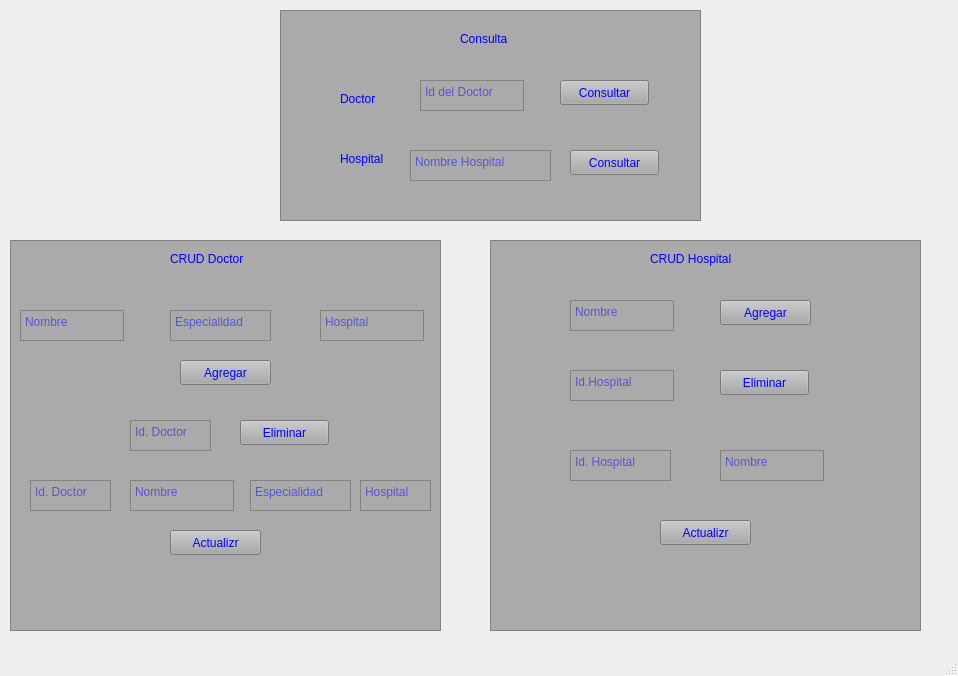
First picture: the form in gui/ventana.ui, repository nicolasae/ClienteServidor-Proyecto-3, before the edit.
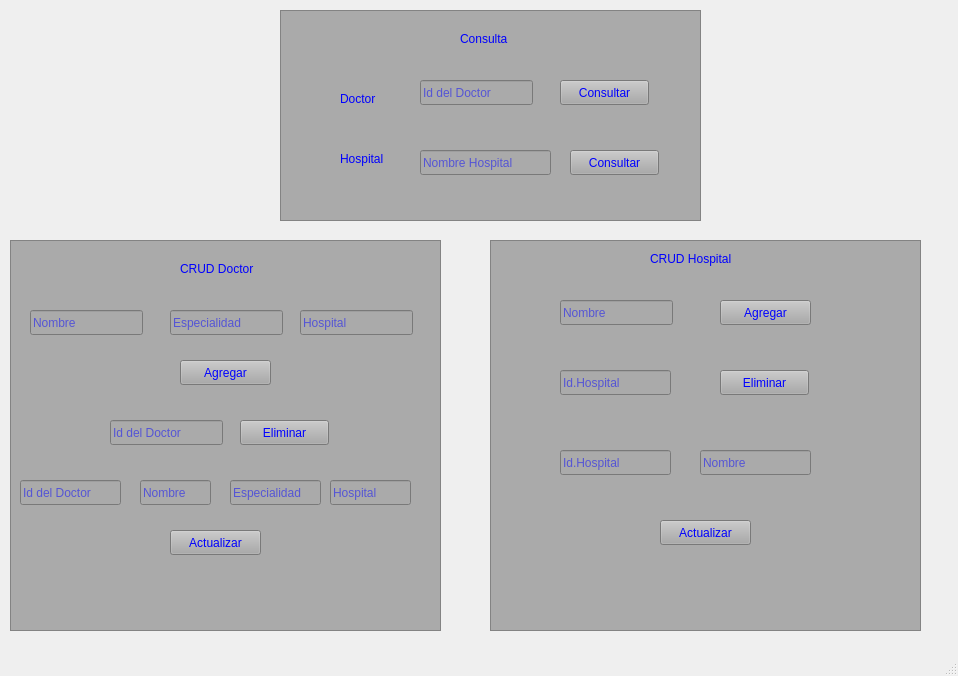
Second picture: the form after the edit.

What changed in the file:
```diff
--- a/gui/ventana.ui
+++ b/gui/ventana.ui
@@ -51,20 +51,7 @@
       <string>Consultar</string>
      </property>
     </widget>
-    <widget class="QTextEdit" name="textEdit">
-     <property name="geometry">
-      <rect>
-       <x>140</x>
-       <y>70</y>
-       <width>104</width>
-       <height>31</height>
-      </rect>
-     </property>
-     <property name="placeholderText">
-      <string>Id del Doctor</string>
-     </property>
-    </widget>
-    <widget class="QLabel" name="label_2">
+    <widget class="QLabel" name="labelHospital">
      <property name="geometry">
       <rect>
        <x>60</x>
@@ -77,20 +64,7 @@
       <string>Hospital</string>
      </property>
     </widget>
-    <widget class="QTextEdit" name="textEdit_2">
-     <property name="geometry">
-      <rect>
-       <x>130</x>
-       <y>140</y>
-       <width>141</width>
-       <height>31</height>
-      </rect>
-     </property>
-     <property name="placeholderText">
-      <string>Nombre Hospital</string>
-     </property>
-    </widget>
-    <widget class="QLabel" name="label">
+    <widget class="QLabel" name="labelDoctor">
      <property name="geometry">
       <rect>
        <x>60</x>
@@ -129,6 +103,32 @@
       <string>Consulta</string>
      </property>
     </widget>
+    <widget class="QLineEdit" name="inputIdDoctorConsulta">
+     <property name="geometry">
+      <rect>
+       <x>140</x>
+       <y>70</y>
+       <width>113</width>
+       <height>25</height>
+      </rect>
+     </property>
+     <property name="placeholderText">
+      <string>Id del Doctor</string>
+     </property>
+    </widget>
+    <widget class="QLineEdit" name="inputNombreHospital">
+     <property name="geometry">
+      <rect>
+       <x>140</x>
+       <y>140</y>
+       <width>131</width>
+       <height>25</height>
+      </rect>
+     </property>
+     <property name="placeholderText">
+      <string>Nombre Hospital</string>
+     </property>
+    </widget>
    </widget>
    <widget class="QFrame" name="CRUD">
     <property name="geometry">
@@ -161,24 +161,11 @@
       <string>Agregar</string>
      </property>
     </widget>
-    <widget class="QTextEdit" name="textEdit_3">
+    <widget class="QLabel" name="tituloCRUDDoc">
      <property name="geometry">
       <rect>
-       <x>10</x>
-       <y>70</y>
-       <width>104</width>
-       <height>31</height>
-      </rect>
-     </property>
-     <property name="placeholderText">
-      <string>Nombre</string>
-     </property>
-    </widget>
-    <widget class="QLabel" name="label_6">
-     <property name="geometry">
-      <rect>
-       <x>160</x>
-       <y>10</y>
+       <x>170</x>
+       <y>20</y>
        <width>111</width>
        <height>17</height>
       </rect>
@@ -187,33 +174,7 @@
       <string>CRUD Doctor</string>
      </property>
     </widget>
-    <widget class="QTextEdit" name="textEdit_5">
-     <property name="geometry">
-      <rect>
-       <x>160</x>
-       <y>70</y>
-       <width>101</width>
-       <height>31</height>
-      </rect>
-     </property>
-     <property name="placeholderText">
-      <string>Especialidad</string>
-     </property>
-    </widget>
-    <widget class="QTextEdit" name="textEdit_6">
-     <property name="geometry">
-      <rect>
-       <x>310</x>
-       <y>70</y>
-       <width>104</width>
-       <height>31</height>
-      </rect>
-     </property>
-     <property name="placeholderText">
-      <string>Hospital</string>
-     </property>
-    </widget>
-    <widget class="QPushButton" name="pushButton_5">
+    <widget class="QPushButton" name="botonEliminarDoc">
      <property name="geometry">
       <rect>
        <x>230</x>
@@ -226,46 +187,7 @@
       <string>Eliminar</string>
      </property>
     </widget>
-    <widget class="QTextEdit" name="textEdit_7">
-     <property name="geometry">
-      <rect>
-       <x>120</x>
-       <y>180</y>
-       <width>81</width>
-       <height>31</height>
-      </rect>
-     </property>
-     <property name="placeholderText">
-      <string>Id. Doctor</string>
-     </property>
-    </widget>
-    <widget class="QTextEdit" name="textEdit_4">
-     <property name="geometry">
-      <rect>
-       <x>120</x>
-       <y>240</y>
-       <width>104</width>
-       <height>31</height>
-      </rect>
-     </property>
-     <property name="placeholderText">
-      <string>Nombre</string>
-     </property>
-    </widget>
-    <widget class="QTextEdit" name="textEdit_8">
-     <property name="geometry">
-      <rect>
-       <x>240</x>
-       <y>240</y>
-       <width>101</width>
-       <height>31</height>
-      </rect>
-     </property>
-     <property name="placeholderText">
-      <string>Especialidad</string>
-     </property>
-    </widget>
-    <widget class="QPushButton" name="pushButton_4">
+    <widget class="QPushButton" name="botonActualizarDoc">
      <property name="geometry">
       <rect>
        <x>160</x>
@@ -275,33 +197,111 @@
       </rect>
      </property>
      <property name="text">
-      <string>Actualizr</string>
+      <string>Actualizar</string>
      </property>
     </widget>
-    <widget class="QTextEdit" name="textEdit_9">
+    <widget class="QLineEdit" name="inputHospitalDoc">
      <property name="geometry">
       <rect>
-       <x>350</x>
-       <y>240</y>
-       <width>71</width>
-       <height>31</height>
+       <x>290</x>
+       <y>70</y>
+       <width>113</width>
+       <height>25</height>
       </rect>
      </property>
      <property name="placeholderText">
       <string>Hospital</string>
      </property>
     </widget>
-    <widget class="QTextEdit" name="textEdit_10">
+    <widget class="QLineEdit" name="inputEspecialidadDoc">
+     <property name="geometry">
+      <rect>
+       <x>160</x>
+       <y>70</y>
+       <width>113</width>
+       <height>25</height>
+      </rect>
+     </property>
+     <property name="placeholderText">
+      <string>Especialidad</string>
+     </property>
+    </widget>
+    <widget class="QLineEdit" name="inputNombreDoc">
      <property name="geometry">
       <rect>
        <x>20</x>
+       <y>70</y>
+       <width>113</width>
+       <height>25</height>
+      </rect>
+     </property>
+     <property name="placeholderText">
+      <string>Nombre</string>
+     </property>
+    </widget>
+    <widget class="QLineEdit" name="inputDelDoc">
+     <property name="geometry">
+      <rect>
+       <x>100</x>
+       <y>180</y>
+       <width>113</width>
+       <height>25</height>
+      </rect>
+     </property>
+     <property name="placeholderText">
+      <string>Id del Doctor</string>
+     </property>
+    </widget>
+    <widget class="QLineEdit" name="inputActualizarEspecialiadadDoctor">
+     <property name="geometry">
+      <rect>
+       <x>220</x>
+       <y>240</y>
+       <width>91</width>
+       <height>25</height>
+      </rect>
+     </property>
+     <property name="placeholderText">
+      <string>Especialidad</string>
+     </property>
+    </widget>
+    <widget class="QLineEdit" name="inputActualizarNombreDoctor">
+     <property name="geometry">
+      <rect>
+       <x>130</x>
+       <y>240</y>
+       <width>71</width>
+       <height>25</height>
+      </rect>
+     </property>
+     <property name="placeholderText">
+      <string>Nombre</string>
+     </property>
+    </widget>
+    <widget class="QLineEdit" name="inputActualizarDoc">
+     <property name="geometry">
+      <rect>
+       <x>10</x>
+       <y>240</y>
+       <width>101</width>
+       <height>25</height>
+      </rect>
+     </property>
+     <property name="placeholderText">
+      <string>Id del Doctor</string>
+     </property>
+    </widget>
+    <widget class="QLineEdit" name="inputActualizarHospitalDoc">
+     <property name="geometry">
+      <rect>
+       <x>320</x>
        <y>240</y>
        <width>81</width>
-       <height>31</height>
+       <height>25</height>
       </rect>
      </property>
      <property name="placeholderText">
-      <string>Id. Doctor</string>
+      <string>Hospital</string>
      </property>
     </widget>
    </widget>
@@ -336,20 +336,7 @@
       <string>Agregar</string>
      </property>
     </widget>
-    <widget class="QTextEdit" name="textEdit_11">
-     <property name="geometry">
-      <rect>
-       <x>80</x>
-       <y>60</y>
-       <width>104</width>
-       <height>31</height>
-      </rect>
-     </property>
-     <property name="placeholderText">
-      <string>Nombre</string>
-     </property>
-    </widget>
-    <widget class="QLabel" name="label_7">
+    <widget class="QLabel" name="tituloCRUDHospital">
      <property name="geometry">
       <rect>
        <x>160</x>
@@ -375,20 +362,7 @@
       <string>Eliminar</string>
      </property>
     </widget>
-    <widget class="QTextEdit" name="textEdit_15">
-     <property name="geometry">
-      <rect>
-       <x>230</x>
-       <y>210</y>
-       <width>104</width>
-       <height>31</height>
-      </rect>
-     </property>
-     <property name="placeholderText">
-      <string>Nombre</string>
-     </property>
-    </widget>
-    <widget class="QPushButton" name="pushButton_8">
+    <widget class="QPushButton" name="botonActualizarHospital">
      <property name="geometry">
       <rect>
        <x>170</x>
@@ -398,35 +372,61 @@
       </rect>
      </property>
      <property name="text">
-      <string>Actualizr</string>
+      <string>Actualizar</string>
      </property>
     </widget>
-    <widget class="QTextEdit" name="textEdit_18">
+    <widget class="QLineEdit" name="inputNombreHos">
      <property name="geometry">
       <rect>
-       <x>80</x>
-       <y>210</y>
-       <width>101</width>
-       <height>31</height>
+       <x>70</x>
+       <y>60</y>
+       <width>113</width>
+       <height>25</height>
       </rect>
      </property>
      <property name="placeholderText">
-      <string>Id. Hospital</string>
+      <string>Nombre</string>
      </property>
     </widget>
-    <widget class="QTextEdit" name="textEdit_12">
+    <widget class="QLineEdit" name="inputDelHospital">
      <property name="geometry">
       <rect>
-       <x>80</x>
+       <x>70</x>
        <y>130</y>
-       <width>104</width>
-       <height>31</height>
+       <width>111</width>
+       <height>25</height>
       </rect>
      </property>
      <property name="placeholderText">
       <string>Id.Hospital</string>
      </property>
     </widget>
+    <widget class="QLineEdit" name="inputActualizarIdHospital">
+     <property name="geometry">
+      <rect>
+       <x>70</x>
+       <y>210</y>
+       <width>111</width>
+       <height>25</height>
+      </rect>
+     </property>
+     <property name="placeholderText">
+      <string>Id.Hospital</string>
+     </property>
+    </widget>
+    <widget class="QLineEdit" name="inputActualizarNombreHospital">
+     <property name="geometry">
+      <rect>
+       <x>210</x>
+       <y>210</y>
+       <width>111</width>
+       <height>25</height>
+      </rect>
+     </property>
+     <property name="placeholderText">
+      <string>Nombre</string>
+     </property>
+    </widget>
    </widget>
   </widget>
   <widget class="QMenuBar" name="menubar">
```
Left out of the diff: 14 changed lines with no effect on the pictures.
